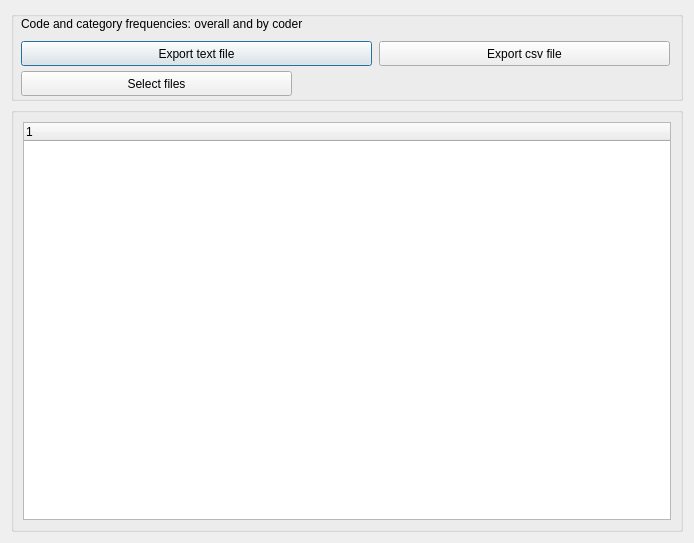
ccbogel/QualCoder, file GUI_UIs/ui_dialog_report_code_frequencies.ui: the form before one commit.
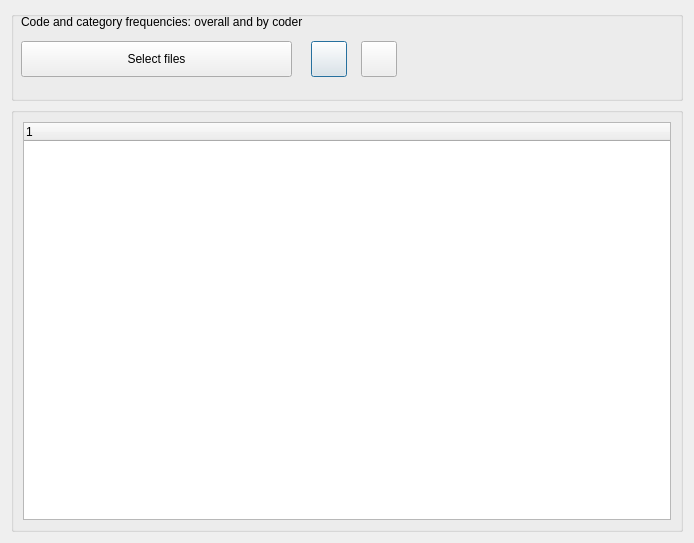
The form after the commit.

Diff of the .ui file:
```diff
--- a/GUI_UIs/ui_dialog_report_code_frequencies.ui
+++ b/GUI_UIs/ui_dialog_report_code_frequencies.ui
@@ -40,19 +40,19 @@
         <x>10</x>
         <y>0</y>
         <width>481</width>
-        <height>26</height>
+        <height>22</height>
        </rect>
       </property>
       <property name="minimumSize">
        <size>
         <width>0</width>
-        <height>26</height>
+        <height>22</height>
        </size>
       </property>
       <property name="maximumSize">
        <size>
         <width>16777213</width>
-        <height>26</height>
+        <height>22</height>
        </size>
       </property>
       <property name="text">
@@ -65,36 +65,66 @@
      <widget class="QPushButton" name="pushButton_exporttext">
       <property name="geometry">
        <rect>
-        <x>10</x>
+        <x>300</x>
         <y>30</y>
-        <width>351</width>
-        <height>25</height>
+        <width>36</width>
+        <height>36</height>
        </rect>
       </property>
+      <property name="minimumSize">
+       <size>
+        <width>36</width>
+        <height>36</height>
+       </size>
+      </property>
+      <property name="maximumSize">
+       <size>
+        <width>36</width>
+        <height>36</height>
+       </size>
+      </property>
+      <property name="toolTip">
+       <string>&lt;html&gt;&lt;head/&gt;&lt;body&gt;&lt;p&gt;Export text file&lt;/p&gt;&lt;/body&gt;&lt;/html&gt;</string>
+      </property>
       <property name="text">
-       <string>Export text file</string>
+       <string/>
       </property>
      </widget>
      <widget class="QPushButton" name="pushButton_exportcsv">
       <property name="geometry">
        <rect>
-        <x>368</x>
+        <x>350</x>
         <y>30</y>
-        <width>291</width>
-        <height>25</height>
+        <width>36</width>
+        <height>36</height>
        </rect>
       </property>
+      <property name="minimumSize">
+       <size>
+        <width>36</width>
+        <height>36</height>
+       </size>
+      </property>
+      <property name="maximumSize">
+       <size>
+        <width>36</width>
+        <height>36</height>
+       </size>
+      </property>
+      <property name="toolTip">
+       <string>&lt;html&gt;&lt;head/&gt;&lt;body&gt;&lt;p&gt;Export csv file&lt;/p&gt;&lt;/body&gt;&lt;/html&gt;</string>
+      </property>
       <property name="text">
-       <string>Export csv file</string>
+       <string/>
       </property>
      </widget>
      <widget class="QPushButton" name="pushButton_select_files">
       <property name="geometry">
        <rect>
         <x>10</x>
-        <y>60</y>
+        <y>30</y>
         <width>271</width>
-        <height>25</height>
+        <height>36</height>
        </rect>
       </property>
       <property name="text">
```
